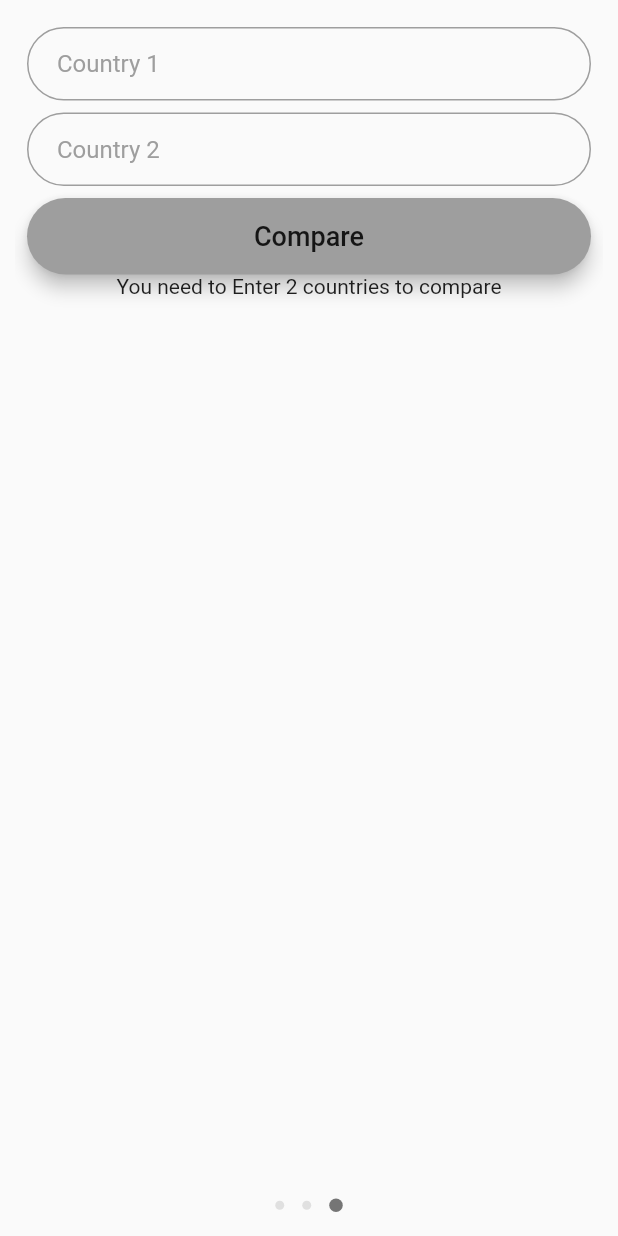
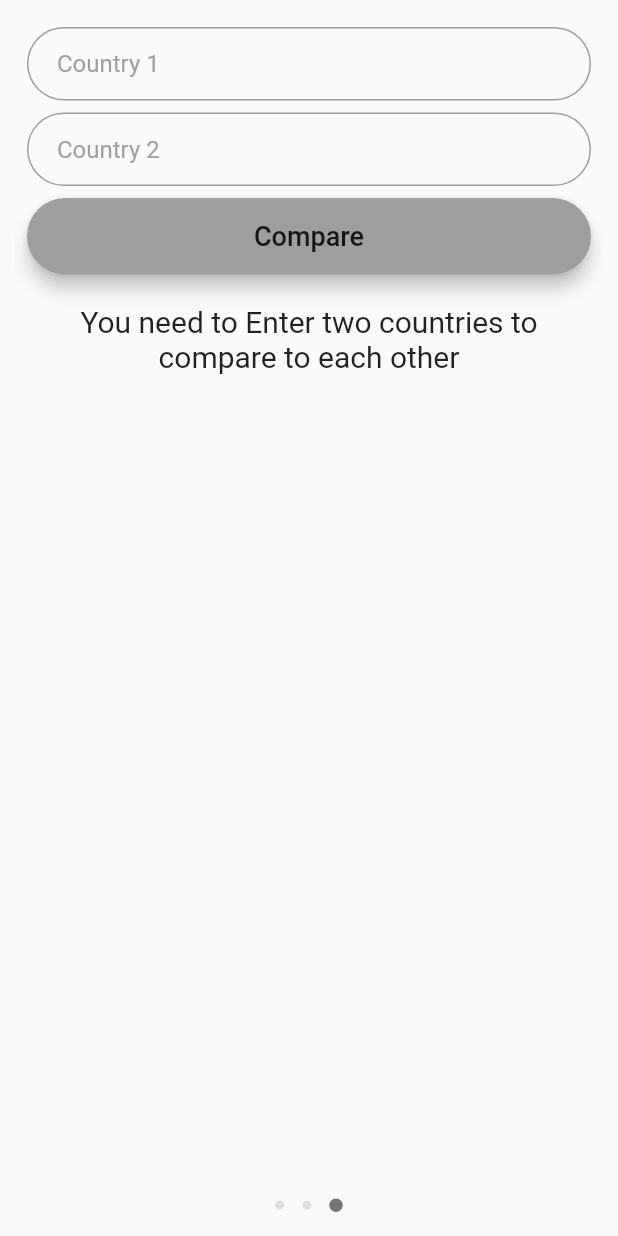
Before and after one commit to tim200002/CoronaTracker, a Flutter app: the screen it shows after launch, swiped to page 3, on a phone screen of 412 x 824 dp. Run offline on Flutter 3.47's test engine with Material 2 defaults, Android fonts, the phone set to English and light mode, and no system bars; drawn by our look-alikes of dots_indicator; our stand-ins replace basic_utils, charts_flutter, flutter_bloc, flutter_swiper.

Commit message:
A few little changes

```diff
--- a/lib/Screens/CompareScreen.dart
+++ b/lib/Screens/CompareScreen.dart
@@ -1,15 +1,12 @@
 import 'package:corona/Assets/Styling.dart';
 import 'package:corona/Widgets/BottomNavigationPoitns.dart';
 import 'package:corona/Widgets/compareScreenCard.dart';
-import 'package:corona/Widgets/doubleChart.dart';
-import 'package:corona/Widgets/statChart.dart';
 import 'package:corona/blocs/blocCompareScreen.dart';
 import 'package:corona/events/compareEvents.dart';
 import 'package:corona/states/compareStates.dart';
 import 'package:flutter/material.dart';
 import 'package:flutter_bloc/flutter_bloc.dart';
 import 'package:flutter_swiper/flutter_swiper.dart';
-import 'package:charts_flutter/flutter.dart' as charts;
 
 class CompareScreen extends StatefulWidget {
   /*
@@ -39,7 +36,8 @@ class _CompareScreenState extends State<CompareScreen>
 
   @override
   Widget build(BuildContext context) {
-    //Instance of the Bloc
+    super.build(context); //Don't know what this does
+    //Instance of the Bloc ist good false Warning
     final BlocCompareScreen blocCompareScreen =
         BlocProvider.of<BlocCompareScreen>(context);
     //First Input Field with Controller
@@ -114,7 +112,14 @@ class _CompareScreenState extends State<CompareScreen>
                 ),
                 //Compare Button
                 compareButton,
-                Text("You need to Enter 2 countries to compare"),
+                Padding(
+                  padding: const EdgeInsets.only(top: 20.0),
+                  child: Text(
+                    "You need to Enter two countries to compare to each other",
+                    style: TextStyle(fontSize: 20),
+                    textAlign: TextAlign.center,
+                  ),
+                ),
                 Expanded(child: makeNewBottomNavigationBar(2, 3, 2.0)),
               ],
             ),
--- a/lib/blocs/blocCompareScreen.dart
+++ b/lib/blocs/blocCompareScreen.dart
@@ -1,6 +1,5 @@
 import 'package:corona/Classes/Results.dart';
 import 'package:corona/events/compareEvents.dart';
-import 'package:corona/events/detailEvents.dart';
 import 'package:corona/states/compareStates.dart';
 import 'package:flutter_bloc/flutter_bloc.dart';
 
--- a/lib/blocs/blocDetailScreen.dart
+++ b/lib/blocs/blocDetailScreen.dart
@@ -1,5 +1,4 @@
 import 'package:corona/Classes/Results.dart';
-import 'package:corona/Widgets/statChart.dart';
 import 'package:corona/events/detailEvents.dart';
 import 'package:corona/states/detailStates.dart';
 import 'package:flutter_bloc/flutter_bloc.dart';
--- a/lib/states/detailStates.dart
+++ b/lib/states/detailStates.dart
@@ -1,5 +1,3 @@
-import 'dart:developer';
-
 import 'package:corona/Assets/helperFunctions.dart';
 import 'package:corona/Classes/Results.dart';
 import 'package:corona/Widgets/statChart.dart';
```
Also changed, not shown: lib/Screens/DetailScreen.dart (+14 -7 lines).
